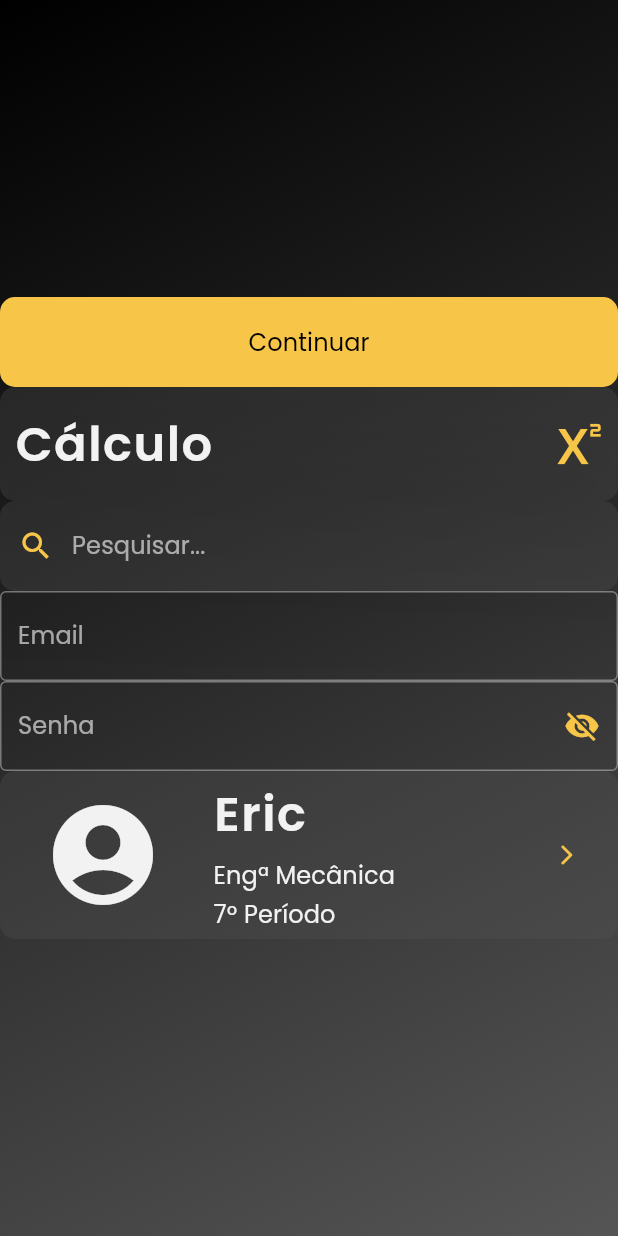
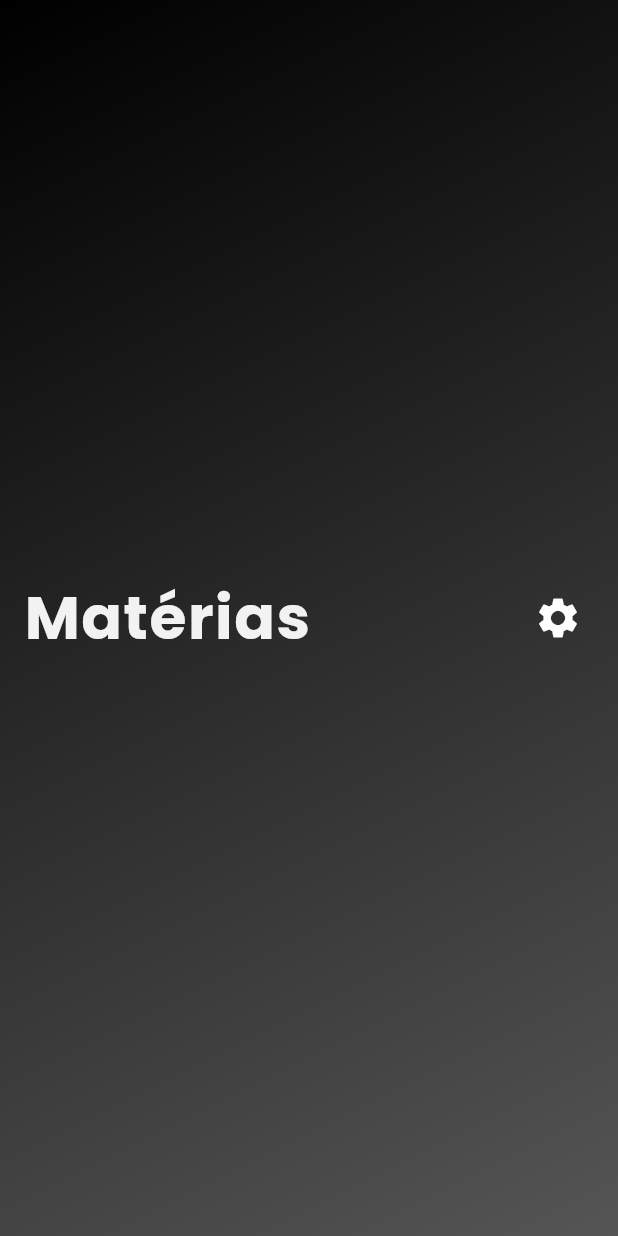
Before and after one commit to LaisBonin/daumhelp_app, a Flutter app: the screen it shows after launch, after a tap on "Continuar", on a phone screen of 412 x 824 dp. Run offline on Flutter 3.47's test engine with Material 2 defaults, Android fonts, the phone set to English and light mode, and no system bars; our stand-ins replace cloud_firestore, firebase_core, font_awesome_flutter, google_fonts; accounts and stored records are empty.

Commit message:
SubjectListPage creation

```diff
--- a/lib/main.dart
+++ b/lib/main.dart
@@ -1,4 +1,5 @@
 import 'package:daumhelp_app/pages/profile_page.dart';
+import 'package:daumhelp_app/pages/subject_list_page.dart';
 import 'package:daumhelp_app/widgets/button_large.dart';
 import 'package:daumhelp_app/widgets/search_bar.dart';
 import 'package:daumhelp_app/widgets/subject_listtile.dart';
@@ -7,6 +8,7 @@ import 'package:daumhelp_app/widgets/theme_data.dart';
 import 'package:daumhelp_app/widgets/text_field.dart';
 import 'package:flutter/material.dart';
 import 'package:firebase_core/firebase_core.dart';
+import 'package:cloud_firestore/cloud_firestore.dart';
 
 void main() async {
   WidgetsFlutterBinding.ensureInitialized();
@@ -52,7 +54,16 @@ class _MyHomePageState extends State<MyHomePage> {
           child: Column(
             mainAxisAlignment: MainAxisAlignment.center,
             children: <Widget>[
-              YellowButtonLarge(title: "Continuar", action: () {}),
+              YellowButtonLarge(
+                  title: "Continuar",
+                  action: () {
+                    Navigator.push(
+                      context,
+                      MaterialPageRoute(
+                        builder: (context) => const SubjectListPage(),
+                      ),
+                    );
+                  }),
               SubjectListTile(
                 subjectName: 'Cálculo',
                 subjectIcon: Icon(
--- /dev/null
+++ b/lib/pages/subject_list_page.dart
@@ -0,0 +1,113 @@
+import 'package:flutter/material.dart';
+import '../widgets/subject_listtile.dart';
+import '../widgets/theme_data.dart';
+import 'package:cloud_firestore/cloud_firestore.dart';
+import 'package:firebase_core/firebase_core.dart';
+import 'package:font_awesome_flutter/font_awesome_flutter.dart';
+
+class SubjectListPage extends StatefulWidget {
+  const SubjectListPage({Key? key}) : super(key: key);
+
+  @override
+  State<SubjectListPage> createState() => _SubjectListPageState();
+}
+
+class _SubjectListPageState extends State<SubjectListPage> {
+  List subjectList = [];
+
+  Future<QuerySnapshot<Map<String, dynamic>>> getSubjectList() async {
+    var collection = FirebaseFirestore.instance.collection("subjects");
+    var subjects = await collection.get();
+    return subjects;
+  }
+
+  @override
+  Widget build(BuildContext context) {
+    return Container(
+      decoration: const BoxDecoration(
+        gradient: LinearGradient(
+            begin: Alignment.bottomRight,
+            end: Alignment.topLeft,
+            colors: [HelpTheme.helpDarkGrey, HelpTheme.helpButtonText]),
+      ),
+      child: Scaffold(
+        backgroundColor: Colors.transparent,
+        body: Padding(
+          padding: const EdgeInsets.all(16.0),
+          child: Column(
+            mainAxisAlignment: MainAxisAlignment.center,
+            crossAxisAlignment: CrossAxisAlignment.start,
+            children: [
+              Row(
+                mainAxisAlignment: MainAxisAlignment.spaceBetween,
+                children: [
+                  Text(
+                    "Matérias",
+                    style: Theme.of(context).textTheme.titleLarge,
+                  ),
+                  IconButton(
+                    onPressed: () {
+                      setState(() {
+                        getSubjectList();
+                      });
+                    },
+                    icon: const Icon(
+                      Icons.settings,
+                      size: 32,
+                    ),
+                  )
+                ],
+              ),
+              FutureBuilder<QuerySnapshot>(
+                future: getSubjectList(),
+                builder: ((context, snapshot) {
+                  if (!snapshot.hasData && !snapshot.hasError) {
+                    return const CircularProgressIndicator();
+                  }
+                  if (snapshot.hasError) {
+                    return Container(
+                      color: Colors.white,
+                      child: const Text("QUEBROUUUU"),
+                    );
+                  } else {
+                    final subjects = snapshot.data!.docs;
+                    return ListView.builder(
+                      shrinkWrap: true,
+                      itemCount: subjects.length,
+                      itemBuilder: ((context, index) {
+                        return SubjectListTile(
+                            subjectName: subjects[index]["name"],
+                            subjectIcon: Icon(handleIconFromFirebase(
+                                subjects[index]["icon"]), color: Theme.of(context).primaryColor,),
+                            subjectAction: () {});
+                      }),
+                    );
+                  }
+                }),
+              ),
+            ],
+          ),
+        ),
+      ),
+    );
+  }
+
+  IconData handleIconFromFirebase(String iconName) {
+    switch (iconName) {
+      case "rulerCombined":
+        return FontAwesomeIcons.rulerCombined;
+      case "squareRootVariable":
+        return FontAwesomeIcons.squareRootVariable;
+      case "cube":
+        return FontAwesomeIcons.cube;
+      case "flask":
+        return FontAwesomeIcons.flask;
+      case "atom":
+        return FontAwesomeIcons.atom;
+      case "computer":
+        return FontAwesomeIcons.computer;
+      default:
+        return FontAwesomeIcons.question;
+    }
+  }
+}
--- a/lib/widgets/subject_listtile.dart
+++ b/lib/widgets/subject_listtile.dart
@@ -14,7 +14,9 @@ class SubjectListTile extends StatelessWidget {
 
   @override
   Widget build(BuildContext context) {
-    return Container(
+    return Column(
+      children: [
+        Container(
           decoration: BoxDecoration(
             color: Theme.of(context).hoverColor,
             borderRadius: const BorderRadius.all(
@@ -22,8 +24,8 @@ class SubjectListTile extends StatelessWidget {
             ),
           ),
           child: ListTile(
-        contentPadding: const EdgeInsets.all(10),
-        onTap: () {},
+            contentPadding: const EdgeInsets.only(top: 10, bottom: 10, left: 15, right: 15),
+            onTap: subjectAction(),
             title: Text(
               subjectName,
               style: Theme.of(context).textTheme.titleMedium,
@@ -32,6 +34,11 @@ class SubjectListTile extends StatelessWidget {
             shape: RoundedRectangleBorder(borderRadius: BorderRadius.circular(10)),
             tileColor: Theme.of(context).hoverColor,
           ),
+        ),
+        const SizedBox(
+          height: 15,
+        )
+      ],
     );
   }
 }
--- a/pubspec.yaml
+++ b/pubspec.yaml
@@ -37,6 +37,8 @@ dependencies:
   firebase_core: ^1.14.0
   google_fonts: ^2.3.1
   font_awesome_flutter: ^10.1.0
+  cloud_firestore: ^3.1.11
+  firebase_storage: ^10.2.11
 
 dev_dependencies:
   flutter_test:
```
Also changed, not shown: lib/pages/profile_page.dart (+5 -4 lines), pubspec.lock, 1 other file. Lines whose indentation alone changed are shown as unchanged.
